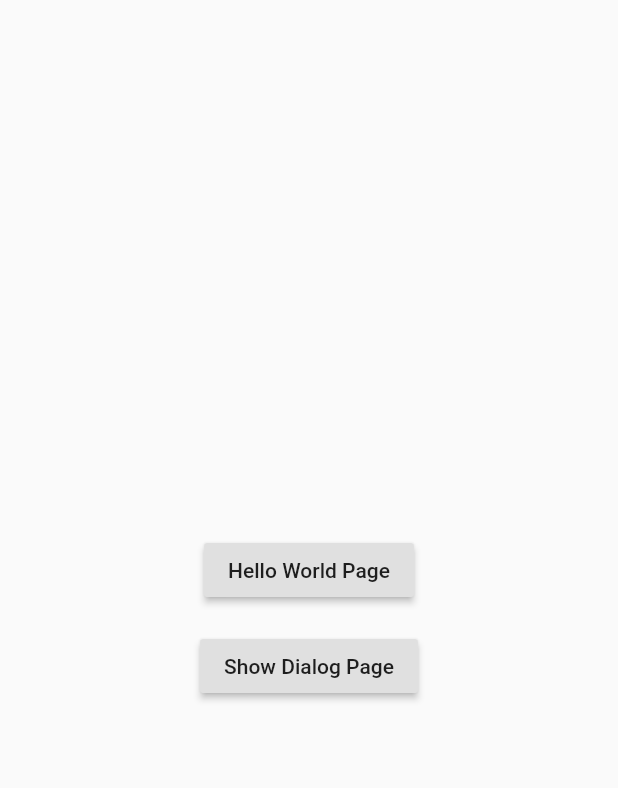
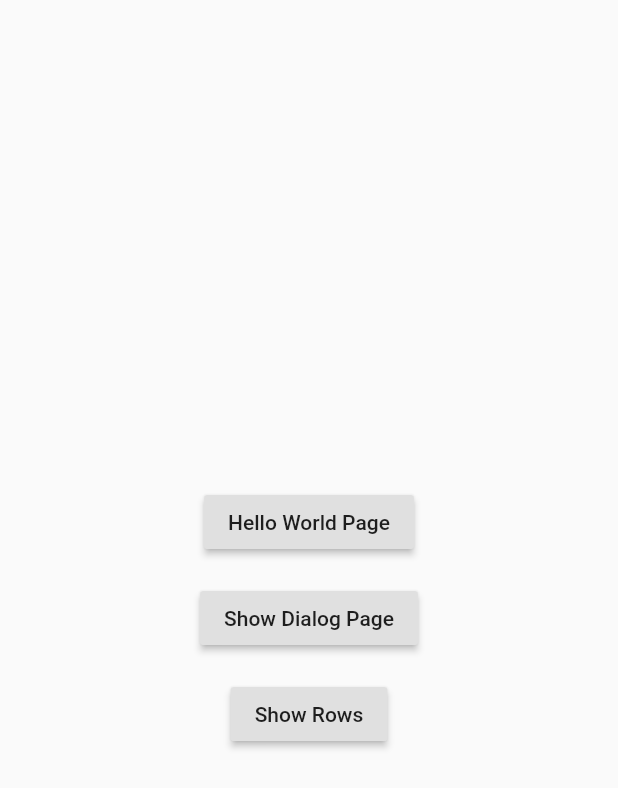
Before and after one commit to dodyg/practical-flutter, a Flutter app: the screen it shows after launch, on a phone screen of 412 x 824 dp. Shown: the top 788 px of the screen. Run offline on Flutter 3.47's test engine with Material 2 defaults, Android fonts, the phone set to English and light mode, and no system bars.

```diff
--- a/projects/ui/lib/main.dart
+++ b/projects/ui/lib/main.dart
@@ -1,6 +1,7 @@
 import 'package:flutter/material.dart';
 import 'pages/alert_dialog_page.dart';
 import 'pages/hello_world_page.dart';
+import 'pages/row_page.dart';
 
 class HomeScreen extends StatelessWidget {
   @override
@@ -33,15 +34,27 @@ class HomeScreen extends StatelessWidget {
                       Navigator.of(context).pushNamed('/dialog/alert');
                     },
                   ),
-                ))
+                )),
+                new Padding(
+                  padding: new EdgeInsets.all(8.0),
+                  child: new Center(
+                    child: new RaisedButton(
+                      child: new Text("Show Rows"),
+                      onPressed: () {
+                        Navigator.of(context).pushNamed('/layouts/rows/simple');
+                      },
+                    )
+                  )
+                )
           ]),
     );
   }
 }
 
 var x = new MaterialApp(home: new HomeScreen(), routes: <String, WidgetBuilder>{
-  '/hello-world': (BuildContext context) => new HelloWorldPage(),
-  '/dialog/alert': (BuildContext context) => new AlertDialogPage()
+  '/hello-world': (context) => new HelloWorldPage(),
+  '/dialog/alert': (context) => new AlertDialogPage(),
+  '/layouts/rows/simple': (context) => new RowPage()
 });
 
 void main() {
```
Also changed, not shown: projects/ui/lib/pages/row_page.dart (added, +13 -0 lines).
